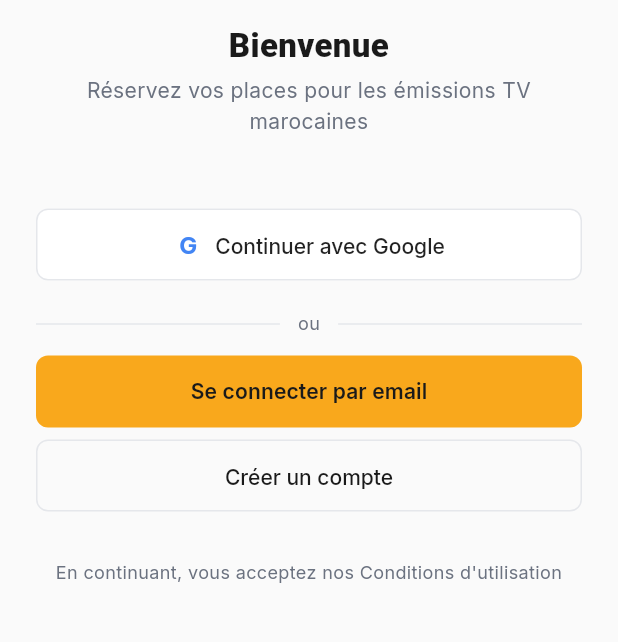
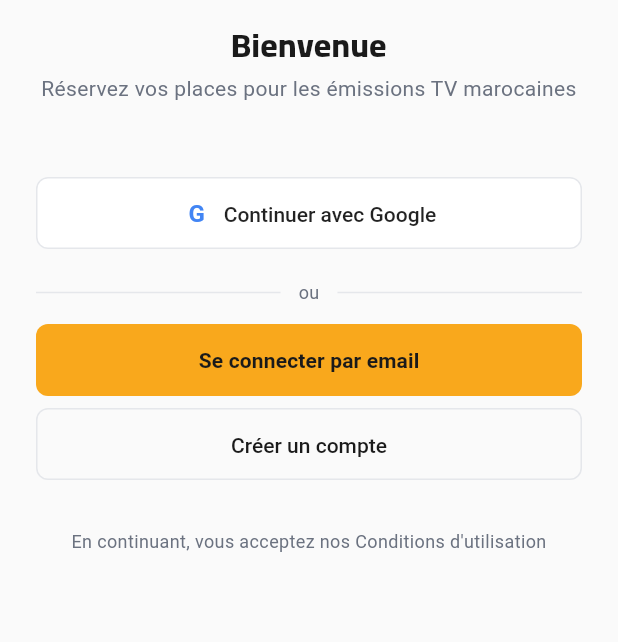
Before and after one commit to Jouider/aji-tfarraj-mobile, a Flutter app: the AuthLandingScreen screen opened by its route, on a phone screen of 412 x 824 dp, the part 312-954 px from its top. Run offline on Flutter 3.47's test engine with Material 3 defaults, Android fonts, the phone set to English and light mode, and no system bars; our stand-ins replace app_links, cached_network_image, camera, chewie, dio, firebase_analytics and 17 more; missing offline and left inert: android_play_install_referrer, app_settings, flutter_web_auth_2, mobile_scanner; accounts and stored records are empty; network calls fail; project files that could hold a hidden picture were left out.

Commit message:
style(typo): Cairo entre dans l'app, l'interface prend la police du système
L'app téléchargeait ses polices. google_fonts allait chercher Inter et Cairo
chez Google au premier affichage — 900 Ko rien que pour les trois coupes
d'Inter — puis les mettait en cache. Sur un réseau marocain lent, l'app
démarrait donc dans la police du téléphone et changeait de police sous les
yeux du membre ; hors ligne, elle n'avait jamais la bonne. La preuve était
dans le simulateur : la coupe ExtraBold de Cairo, que la charte a introduite
ce matin, s'est téléchargée à 10h46.

Le modèle d'Airbnb, de Spotify et de Netflix : la police de la marque est
dans le binaire. Cairo est donc embarqué, en quatre coupes générées depuis la
police variable amont (OFL) et réduites au latin + arabe, ~82 Ko chacune :
400 pour le corps arabe, 600 pour les titres arabes, 700 pour les titres de
carte, 800 pour les grands titres. Ce sont les quatre graisses que la charte
utilise, pas une de plus.

Le reste de l'interface passe à la police du système — SF Pro, Roboto. Ce
n'est pas un renoncement, c'est le choix de WhatsApp, d'Instagram et d'Uber :
à 11–14 px c'est ce qui se lit le mieux, ça suit les réglages
d'accessibilité du téléphone, et ça couvre l'arabe comme le français sans
second fichier. L'arabe de l'interface y gagne : il tombait déjà dans la
police du système par défaut de rendu, faute de glyphes arabes dans Inter —
maintenant c'est voulu.

Au total l'app grossit de 330 Ko et cesse d'appeler un serveur Google au
lancement.

Les tests gardent ce qui ne se voit pas : aucune dépendance ne va chercher
de police au runtime, les quatre coupes sont déclarées et présentes sur le
disque, l'export PDF du manifeste retrouve les deux fichiers qu'il charge par
chemin, et aucun style ne demande à Cairo une graisse absente — Flutter
rendrait la plus proche sans un mot.

Co-Authored-By: Claude Opus 5 <noreply@anthropic.com>

```diff
--- a/flutter_app/lib/app/design_system/typography.dart
+++ b/flutter_app/lib/app/design_system/typography.dart
@@ -1,10 +1,26 @@
 import 'package:flutter/material.dart';
-import 'package:google_fonts/google_fonts.dart';
 import 'package:aji_tfarraj/app/design_system/colors.dart';
 
-/// Aji Tfarraj Typography
-/// FR → Inter | AR → Cairo
-/// Weights: Regular (400), Medium (500), SemiBold (600)
+/// La typographie d'Aji Tfarraj : deux voix, aucune requête réseau.
+///
+/// **Les titres parlent Cairo**, la police de la charte, embarquée dans l'app.
+/// C'est la même famille en français et en arabe : un titre se ressemble d'une
+/// langue à l'autre, ce qu'aucune paire de polices ne sait faire.
+///
+/// **Tout le reste parle la police du système** — SF Pro sur iPhone, Roboto sur
+/// Android. Ce n'est pas un renoncement : à 11–14 px c'est ce qui se lit le
+/// mieux, ça suit les réglages d'accessibilité du téléphone, ça couvre l'arabe
+/// et le français sans changer de fichier, et ça ne coûte pas un octet. C'est
+/// le choix de WhatsApp, d'Instagram et d'Uber.
+///
+/// Ce que ça remplace : l'app téléchargeait Inter et Cairo chez Google au
+/// premier affichage (~900 Ko pour les trois coupes d'Inter). Sur un réseau
+/// lent, elle démarrait dans la police du système puis changeait de police
+/// sous les yeux du membre ; hors ligne, elle n'avait jamais la bonne. Une
+/// police de marque qui dépend du réseau n'est pas une police de marque.
+///
+/// Règle d'usage : ne jamais écrire `fontFamily` ailleurs que dans ce fichier.
+/// Un style sans famille prend celle du système, et c'est voulu.
 class AppTypography {
   AppTypography._();
 
@@ -23,30 +39,37 @@ class AppTypography {
   // Font Families
   // ============================================
 
-  /// French / Latin font - Inter
-  static String get fontFamilyFr => GoogleFonts.inter().fontFamily!;
+  /// La police des titres, déclarée dans `pubspec.yaml` en quatre coupes
+  /// (400 / 600 / 700 / 800). Demander une graisse absente ne casse rien :
+  /// Flutter prend la plus proche — mais le rendu n'est plus celui prévu, donc
+  /// on s'en tient à ces quatre.
+  static const String fontFamilyTitle = 'Cairo';
 
-  /// Arabic font - Cairo
-  static String get fontFamilyAr => GoogleFonts.cairo().fontFamily!;
+  /// La police de l'interface : celle du téléphone. `null` n'est pas un oubli,
+  /// c'est la façon dont on la demande à Flutter.
+  static const String? fontFamilyUi = null;
 
   // ============================================
-  // Headings (FR - Inter)
+  // Titres — Cairo, embarqué
   // ============================================
 
-  /// H1 — titres de page. Cairo, comme la charte.
+  /// H1 — titres de page.
   ///
-  /// Cairo est plus large qu'Inter : à taille égale un titre déborde, d'où
-  /// les deux points de moins. Il s'arrête aux grands titres — en dessous de
-  /// 20 px, Inter reste plus lisible, et c'est là que vivent les libellés.
-  static TextStyle get h1 => GoogleFonts.cairo(
+  /// Cairo est plus large que la police du système : à taille égale un titre
+  /// déborde, d'où les deux points de moins. Il s'arrête aux grands titres —
+  /// en dessous de 20 px, la police du système reste plus lisible, et c'est là
+  /// que vivent les libellés.
+  static TextStyle get h1 => TextStyle(
+        fontFamily: fontFamilyTitle,
         fontSize: 26,
         fontWeight: extraBold,
         color: AppColors.textPrimary,
         height: 1.3,
       );
 
-  /// H2 — titres de section. Cairo également.
-  static TextStyle get h2 => GoogleFonts.cairo(
+  /// H2 — titres de section.
+  static TextStyle get h2 => TextStyle(
+        fontFamily: fontFamilyTitle,
         fontSize: 22,
         fontWeight: extraBold,
         color: AppColors.textPrimary,
@@ -54,27 +77,28 @@ class AppTypography {
       );
 
   /// H3 — titres de carte : la dernière taille où Cairo tient.
-  static TextStyle get h3 => GoogleFonts.cairo(
+  static TextStyle get h3 => TextStyle(
+        fontFamily: fontFamilyTitle,
         fontSize: 19,
         fontWeight: bold,
         color: AppColors.textPrimary,
         height: 1.4,
       );
 
-  /// H4 - Subtitles
-  static TextStyle get h4 => GoogleFonts.inter(
+  // ============================================
+  // Interface — police du système
+  // ============================================
+
+  /// H4 — sous-titres. Sous la barre des 20 px : on repasse au système.
+  static TextStyle get h4 => TextStyle(
         fontSize: 18,
         fontWeight: medium,
         color: AppColors.textPrimary,
         height: 1.4,
       );
 
-  // ============================================
-  // Body Text (FR - Inter)
-  // ============================================
-
   /// Body Large - Main content
-  static TextStyle get bodyLarge => GoogleFonts.inter(
+  static TextStyle get bodyLarge => TextStyle(
         fontSize: 16,
         fontWeight: regular,
         color: AppColors.textPrimary,
@@ -82,7 +106,7 @@ class AppTypography {
       );
 
   /// Body Medium - Default body text
-  static TextStyle get bodyMedium => GoogleFonts.inter(
+  static TextStyle get bodyMedium => TextStyle(
         fontSize: 14,
         fontWeight: regular,
         color: AppColors.textPrimary,
@@ -90,19 +114,15 @@ class AppTypography {
       );
 
   /// Body Small - Captions, hints
-  static TextStyle get bodySmall => GoogleFonts.inter(
+  static TextStyle get bodySmall => TextStyle(
         fontSize: 12,
         fontWeight: regular,
         color: AppColors.textMuted,
         height: 1.5,
       );
 
-  // ============================================
-  // Labels (FR - Inter)
-  // ============================================
-
   /// Label Large - Form labels
-  static TextStyle get labelLarge => GoogleFonts.inter(
+  static TextStyle get labelLarge => TextStyle(
         fontSize: 14,
         fontWeight: medium,
         color: AppColors.textPrimary,
@@ -110,7 +130,7 @@ class AppTypography {
       );
 
   /// Label Medium - Button text
-  static TextStyle get labelMedium => GoogleFonts.inter(
+  static TextStyle get labelMedium => TextStyle(
         fontSize: 14,
         fontWeight: medium,
         color: AppColors.textPrimary,
@@ -118,7 +138,7 @@ class AppTypography {
       );
 
   /// Label Small - Chips, badges
-  static TextStyle get labelSmall => GoogleFonts.inter(
+  static TextStyle get labelSmall => TextStyle(
         fontSize: 12,
         fontWeight: medium,
         color: AppColors.textMuted,
@@ -126,19 +146,15 @@ class AppTypography {
       );
 
   /// Caption - Helper text, timestamps
-  static TextStyle get caption => GoogleFonts.inter(
+  static TextStyle get caption => TextStyle(
         fontSize: 12,
         fontWeight: regular,
         color: AppColors.textMuted,
         height: 1.4,
       );
 
-  // ============================================
-  // Button Text
-  // ============================================
-
   /// Button Large - Primary buttons
-  static TextStyle get buttonLarge => GoogleFonts.inter(
+  static TextStyle get buttonLarge => const TextStyle(
         fontSize: 16,
         fontWeight: semiBold,
         color: AppColors.buttonText,
@@ -146,7 +162,7 @@ class AppTypography {
       );
 
   /// Button Medium - Secondary buttons
-  static TextStyle get buttonMedium => GoogleFonts.inter(
+  static TextStyle get buttonMedium => const TextStyle(
         fontSize: 14,
         fontWeight: semiBold,
         color: AppColors.buttonText,
@@ -154,11 +170,18 @@ class AppTypography {
       );
 
   // ============================================
-  // Arabic Typography (Cairo)
+  // Arabe — Cairo pour les titres, comme en français
   // ============================================
+  //
+  // Le corps de texte arabe n'a pas besoin d'un style à part : sans famille,
+  // il prend l'arabe du système (SF Arabic, Noto Naskh), taillé pour être lu
+  // petit. Les styles ci-dessous existent pour les écrans qui veulent la voix
+  // de la marque en arabe, et ils sont légèrement plus aérés : l'arabe porte
+  // ses diacritiques au-dessus et en dessous de la ligne.
 
   /// Arabic H1
-  static TextStyle get h1Ar => GoogleFonts.cairo(
+  static TextStyle get h1Ar => TextStyle(
+        fontFamily: fontFamilyTitle,
         fontSize: 28,
         fontWeight: semiBold,
         color: AppColors.textPrimary,
@@ -166,7 +189,8 @@ class AppTypography {
       );
 
   /// Arabic H2
-  static TextStyle get h2Ar => GoogleFonts.cairo(
+  static TextStyle get h2Ar => TextStyle(
+        fontFamily: fontFamilyTitle,
         fontSize: 24,
         fontWeight: semiBold,
         color: AppColors.textPrimary,
@@ -174,7 +198,8 @@ class AppTypography {
       );
 
   /// Arabic H3
-  static TextStyle get h3Ar => GoogleFonts.cairo(
+  static TextStyle get h3Ar => TextStyle(
+        fontFamily: fontFamilyTitle,
         fontSize: 20,
         fontWeight: semiBold,
         color: AppColors.textPrimary,
@@ -182,15 +207,17 @@ class AppTypography {
       );
 
   /// Arabic H4
-  static TextStyle get h4Ar => GoogleFonts.cairo(
+  static TextStyle get h4Ar => TextStyle(
+        fontFamily: fontFamilyTitle,
         fontSize: 18,
-        fontWeight: medium,
+        fontWeight: regular,
         color: AppColors.textPrimary,
         height: 1.5,
       );
 
   /// Arabic Body Large
-  static TextStyle get bodyLargeAr => GoogleFonts.cairo(
+  static TextStyle get bodyLargeAr => TextStyle(
+        fontFamily: fontFamilyTitle,
         fontSize: 16,
         fontWeight: regular,
         color: AppColors.textPrimary,
@@ -198,7 +225,8 @@ class AppTypography {
       );
 
   /// Arabic Body Medium
-  static TextStyle get bodyMediumAr => GoogleFonts.cairo(
+  static TextStyle get bodyMediumAr => TextStyle(
+        fontFamily: fontFamilyTitle,
         fontSize: 14,
         fontWeight: regular,
         color: AppColors.textPrimary,
@@ -206,7 +234,8 @@ class AppTypography {
       );
 
   /// Arabic Body Small
-  static TextStyle get bodySmallAr => GoogleFonts.cairo(
+  static TextStyle get bodySmallAr => TextStyle(
+        fontFamily: fontFamilyTitle,
         fontSize: 12,
         fontWeight: regular,
         color: AppColors.textMuted,
@@ -214,7 +243,8 @@ class AppTypography {
       );
 
   /// Arabic Button
-  static TextStyle get buttonAr => GoogleFonts.cairo(
+  static TextStyle get buttonAr => const TextStyle(
+        fontFamily: fontFamilyTitle,
         fontSize: 16,
         fontWeight: semiBold,
         color: AppColors.buttonText,
@@ -226,7 +256,8 @@ class AppTypography {
   // ============================================
 
   /// Get text style based on locale
-  static TextStyle getLocalizedStyle(TextStyle frStyle, TextStyle arStyle, Locale locale) {
+  static TextStyle getLocalizedStyle(
+      TextStyle frStyle, TextStyle arStyle, Locale locale) {
     return locale.languageCode == 'ar' ? arStyle : frStyle;
   }
 }
```
Also changed, not shown: flutter_app/pubspec.yaml (+26 -4 lines), flutter_app/assets/fonts/Cairo-Bold.ttf, flutter_app/assets/fonts/Cairo-ExtraBold.ttf (added), flutter_app/assets/fonts/Cairo-Regular.ttf, flutter_app/assets/fonts/Cairo-SemiBold.ttf (added), 1 other file.
